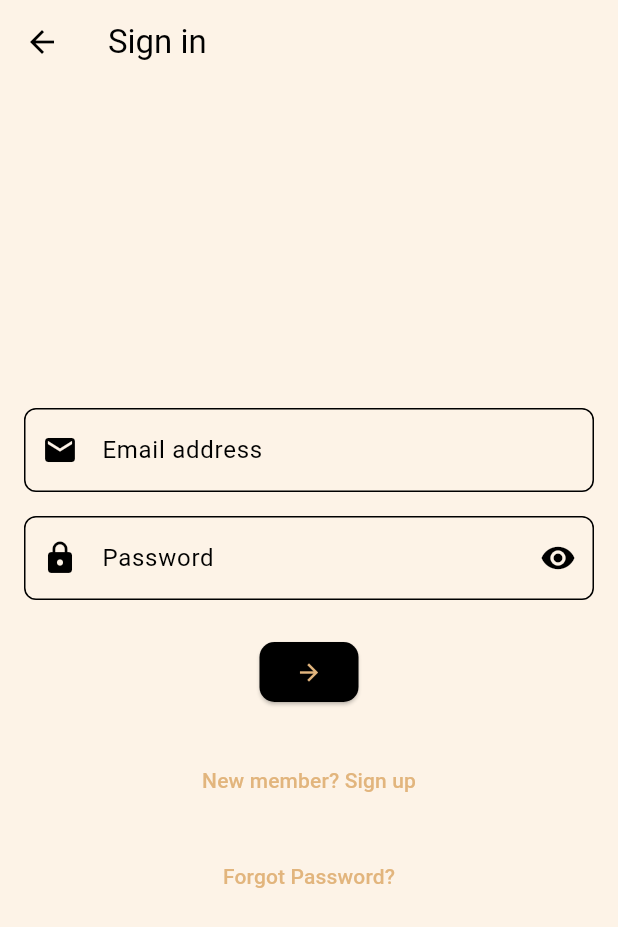
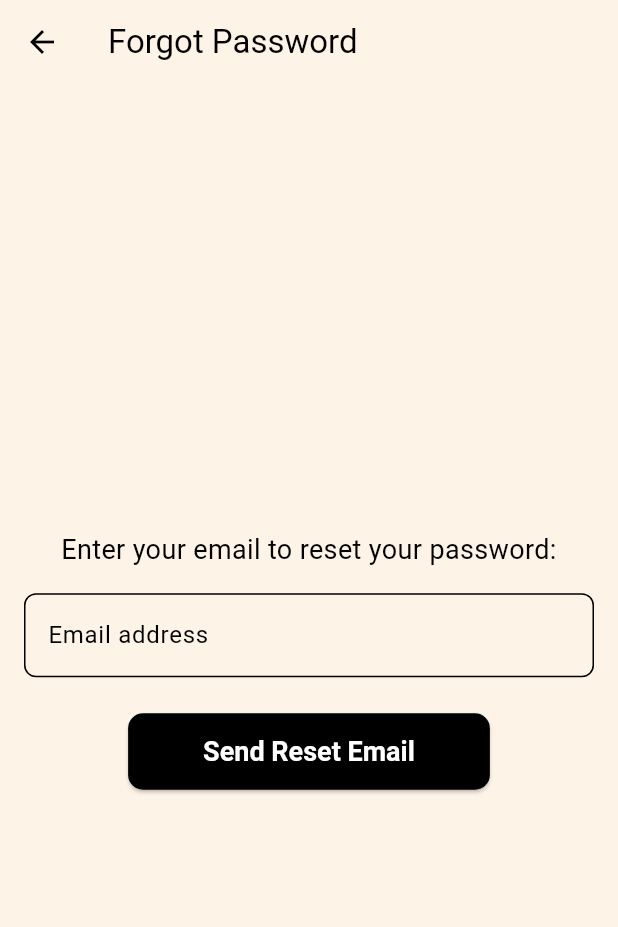
Before and after one commit to seena-kab/CupCompanion, a Flutter app: the SignInScreen screen opened by its route, after a tap on "Forgot Password?", on a phone screen of 412 x 824 dp. Shown: the top 927 px of the screen. Run offline on Flutter 3.47's test engine with Material 3 defaults, Android fonts, the phone set to English and light mode, and no system bars; our stand-ins replace firebase_auth, firebase_core, firebase_database; missing offline and left inert: dart:html; accounts and stored records are empty; network calls fail.

Commit message:
Added forgot password screen

```diff
--- a/cup_companion/lib/main.dart
+++ b/cup_companion/lib/main.dart
@@ -5,6 +5,7 @@ import 'screens/start_page.dart';
 import 'screens/signup_screen.dart';
 import 'screens/signin_screen.dart';
 import 'screens/survey_intro_screen.dart';
+import 'screens/forgot_password_screen.dart';
 import 'theme/theme.dart';
 
 Future<void> main() async{
@@ -30,6 +31,7 @@ class MyApp extends StatelessWidget {
         '/signup': (context) => const SignUpScreen(),
         '/signin': (context) => const SignInScreen(),
         '/survey': (context) => const SurveyIntroScreen(),
+        '/forgot_password': (context) => const ForgotPasswordScreen(),
       },
     );
   }
--- /dev/null
+++ b/cup_companion/lib/screens/forgot_password_screen.dart
@@ -0,0 +1,89 @@
+import 'package:flutter/material.dart';
+import 'package:firebase_auth/firebase_auth.dart';
+
+class ForgotPasswordScreen extends StatefulWidget {
+  const ForgotPasswordScreen({Key? key}): super(key: key);
+
+  @override
+  ForgotPasswordScreenState createState() => ForgotPasswordScreenState();
+}
+
+class ForgotPasswordScreenState extends State<ForgotPasswordScreen> {
+  final TextEditingController _emailController = TextEditingController();
+  final FirebaseAuth _auth = FirebaseAuth.instance;
+  bool _isLoading = false;
+
+  Future<void> _resetPassword() async {
+    setState(() {
+      _isLoading = true;
+    });
+
+    try {
+      await _auth.sendPasswordResetEmail(email: _emailController.text.trim());
+      if (mounted){
+      ScaffoldMessenger.of(context).showSnackBar(
+        const SnackBar(content: Text('Password resent email sent!')),
+      );
+      Navigator.pop(context); //Go back to the previous screen
+      }
+    } on FirebaseAuthException catch (e) {
+      if (mounted){
+      ScaffoldMessenger.of(context).showSnackBar(
+        SnackBar(content: Text('Error: ${e.message}')),
+      );
+      }
+    } finally {
+      if (mounted) {
+      setState(() {
+        _isLoading = false;
+      });
+    }
+    }
+  }
+
+  @override
+  Widget build(BuildContext context){
+    return Scaffold(
+      appBar: AppBar(
+        title: const Text('Forgot Password'),
+      ),
+      body: Padding(
+        padding: const EdgeInsets.all(16.0),
+        child: Column(
+          mainAxisAlignment: MainAxisAlignment.center,
+          children: [
+            const Text(
+              'Enter your email to reset your password:',
+              textAlign: TextAlign.center,
+              style: TextStyle(fontSize: 18.0),
+            ),
+            const SizedBox(height: 16.0),
+            TextField(
+              controller: _emailController,
+              decoration: const InputDecoration(
+                labelText: 'Email address',
+                border: OutlineInputBorder(),
+              ),
+              keyboardType: TextInputType.emailAddress,
+            ),
+            const SizedBox(height: 24.0),
+            _isLoading
+              ?const CircularProgressIndicator()
+              : ElevatedButton(
+                onPressed: _resetPassword,
+                style: ElevatedButton.styleFrom(
+                  padding: const EdgeInsets.symmetric(
+                    horizontal: 50.0, vertical: 15.0),
+                  backgroundColor: Colors.black,
+                ),
+                child: const Text(
+                  'Send Reset Email',
+                  style: TextStyle(fontSize: 18.0, color: Colors.white),
+                ),
+              ),
+          ],
+        ),
+      ),
+    );
+  }
+}
--- a/cup_companion/lib/screens/signin_screen.dart
+++ b/cup_companion/lib/screens/signin_screen.dart
@@ -53,7 +53,7 @@ class SignInScreen extends StatelessWidget{
               const SizedBox(height: 16.0),
               TextButton(
                 onPressed: () {
-                  //Handle Forgot Password Logic
+                  Navigator.pushNamed(context, '/forgot_password');
                 },
                 child: const Text('Forgot Password?'),
               ),
```
